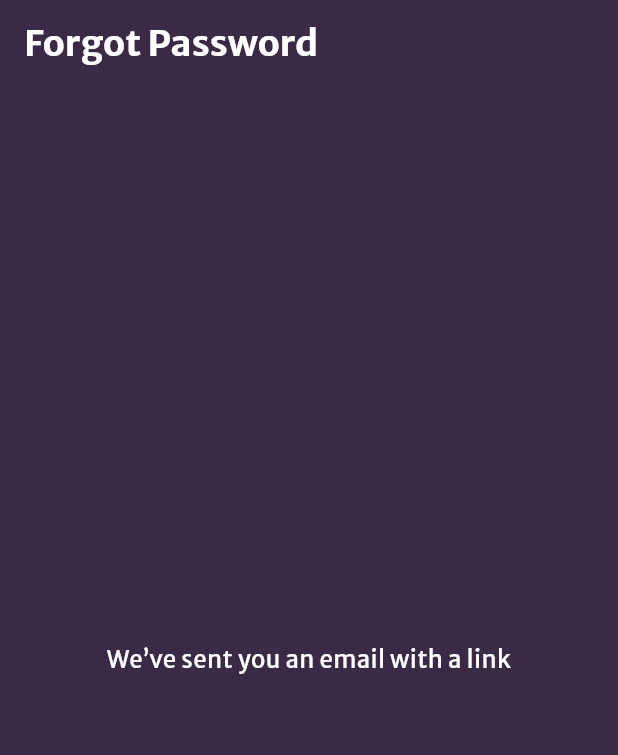
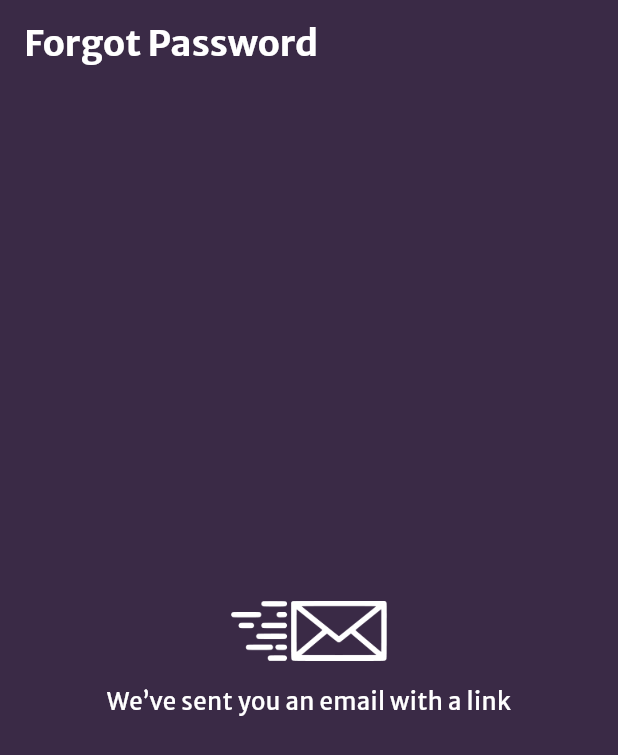
Before and after one commit to kmmhanan/ASE_SYSTEM, a Flutter app: the LinkForgotPassword screen opened directly, on a phone screen of 412 x 824 dp. Shown: the top 755 px of the screen. Run offline on Flutter 3.47's test engine with Material 3 defaults, Android fonts, the phone set to English and light mode, and no system bars.

Commit message:
link forget password screen corrected

```diff
--- a/app/citytaxi/lib/main.dart
+++ b/app/citytaxi/lib/main.dart
@@ -1,4 +1,5 @@
 import 'package:citytaxi/constants/palette.dart';
+import 'package:citytaxi/screens/passwordChange/link_forgot_password.dart';
 import 'package:citytaxi/screens/passwordChange/p_forgot_password.dart';
 // import 'package:citytaxi/splash_screen.dart';
 import 'package:citytaxi/welcome_screen.dart';
@@ -21,7 +22,7 @@ class MyApp extends StatelessWidget {
       ),
       // home: const SplashScreen(),
       // Current Working Screen
-      home: const PForgotPassword(),
+      home: const LinkForgotPassword(),
     );
   }
 }
--- a/app/citytaxi/lib/screens/passwordChange/linkForgotPassword.dart
+++ /dev/null
@@ -1,51 +0,0 @@
-import 'package:citytaxi/constants/palette.dart';
-import 'package:citytaxi/screens/passwordChange/resetPasswordPage.dart';
-import 'package:flutter/material.dart';
-
-class LinkForgotPassword extends StatefulWidget {
-  const LinkForgotPassword({super.key});
-
-  @override
-  State<LinkForgotPassword> createState() => _LinkForgotPasswordState();
-}
-
-class _LinkForgotPasswordState extends State<LinkForgotPassword> {
-  void initState() {
-    super.initState();
-    _navigatetohome();
-  }
-
-  _navigatetohome() async {
-    await Future.delayed(const Duration(milliseconds: 3500), () {});
-    Navigator.pushReplacement(context,
-        MaterialPageRoute(builder: (context) => const ResetPassword()));
-  }
-
-  @override
-  Widget build(BuildContext context) {
-    return Scaffold(
-        backgroundColor: Palette.mainColor60,
-        appBar: AppBar(
-          automaticallyImplyLeading: false,
-          backgroundColor: Palette.mainColor60,
-          elevation: 0,
-          title: Text(
-            'Forgot Password',
-            style: TextStyle(
-                color: Palette.white,
-                fontSize: 24,
-                fontWeight: FontWeight.w700),
-          ),
-        ),
-        body: Center(
-          child: Text(
-            'We’ve sent you an email with a link',
-            textAlign: TextAlign.center,
-            style: TextStyle(
-                color: Palette.white,
-                fontSize: 16,
-                fontWeight: FontWeight.w400),
-          ),
-        ));
-  }
-}
--- /dev/null
+++ b/app/citytaxi/lib/screens/passwordChange/link_forgot_password.dart
@@ -0,0 +1,62 @@
+import 'package:citytaxi/constants/palette.dart';
+import 'package:citytaxi/constants/strings.dart';
+import 'package:citytaxi/screens/passwordChange/resetPasswordPage.dart';
+import 'package:flutter/material.dart';
+
+class LinkForgotPassword extends StatefulWidget {
+  const LinkForgotPassword({super.key});
+
+  @override
+  State<LinkForgotPassword> createState() => _LinkForgotPasswordState();
+}
+
+class _LinkForgotPasswordState extends State<LinkForgotPassword> {
+  @override
+  void initState() {
+    super.initState();
+    _navigatetohome();
+  }
+
+  _navigatetohome() async {
+    await Future.delayed(
+      const Duration(milliseconds: 3500),
+      () {
+        Navigator.pushReplacement(
+          context,
+          MaterialPageRoute(
+            builder: (context) => const ResetPassword(),
+          ),
+        );
+      },
+    );
+  }
+
+  @override
+  Widget build(BuildContext context) {
+    return Scaffold(
+      backgroundColor: Palette.mainColor60,
+      appBar: AppBar(
+        automaticallyImplyLeading: false,
+        backgroundColor: Palette.mainColor60,
+        elevation: 0,
+        title: Text(
+          'Forgot Password',
+          style: Theme.of(context).textTheme.bold24,
+        ),
+      ),
+      body: Column(
+        mainAxisAlignment: MainAxisAlignment.center,
+        crossAxisAlignment: CrossAxisAlignment.stretch,
+        children: [
+          Image.asset('assets/logo/icons/mail.png', height: 40),
+          const SizedBox(height: 16),
+          Text(
+            'We’ve sent you an email with a link',
+            textAlign: TextAlign.center,
+            style: Theme.of(context).textTheme.normal16,
+          ),
+        ],
+      ),
+    );
+  }
+}
--- a/app/citytaxi/lib/screens/passwordChange/p_forgot_password.dart
+++ b/app/citytaxi/lib/screens/passwordChange/p_forgot_password.dart
@@ -1,8 +1,7 @@
 import 'package:citytaxi/components/custom_buttons.dart';
 import 'package:citytaxi/components/default_screen.dart';
-import 'package:citytaxi/constants/palette.dart';
 import 'package:citytaxi/constants/strings.dart';
-import 'package:citytaxi/screens/passwordChange/linkForgotPassword.dart';
+import 'package:citytaxi/screens/passwordChange/link_forgot_password.dart';
 import 'package:citytaxi/screens/passengerScreens/p_login_screen.dart';
 import 'package:flutter/material.dart';
 import '../widgets/custom_text_field.dart';
@@ -13,68 +12,7 @@ class PForgotPassword extends StatelessWidget {
   @override
   Widget build(BuildContext context) {
     final TextEditingController emailController = TextEditingController();
-    return
-        // Scaffold(
-        //   backgroundColor: Palette.mainColor60,
-        //   appBar: AppBar(
-        //     backgroundColor: Palette.mainColor60,
-        //     elevation: 0,
-        //     leading: IconButton(
-        //       icon: Icon(Icons.arrow_back_ios_new, color: Palette.white),
-        //       onPressed: () {
-        //         Navigator.push(
-        //           context,
-        //           MaterialPageRoute(
-        //             builder: (context) => const PLoginScreen(),
-        //           ),
-        //         );
-        //       },
-        //     ),
-        //     title: Text(
-        //       'Back',
-        //       style: TextStyle(color: Palette.white),
-        //     ),
-        //   ),
-        //   body:
-        // Padding(
-        //     padding: const EdgeInsets.symmetric(horizontal: 16),
-        //     child: Column(
-        //       crossAxisAlignment: CrossAxisAlignment.start,
-        //       children: [
-        //         const SizedBox(height: 24),
-        //         Text('Forgot Password', style: Theme.of(context).textTheme.bold24),
-        //         const SizedBox(height: 16),
-        //         Text(
-        //             'Submit your email address & we will send you link to reset your password',
-        //             style: Theme.of(context).textTheme.normal13),
-        //         const SizedBox(height: 24),
-        //         CustomTextField(
-        //             label: 'Email Address', controller: emailController),
-        //       ],
-        //     ),
-        //   ),
-        //   bottomNavigationBar: Container(
-        //     padding: const EdgeInsets.only(left: 16, right: 16, bottom: 48),
-        //     child: Column(
-        //       mainAxisSize: MainAxisSize.min,
-        //       crossAxisAlignment: CrossAxisAlignment.stretch,
-        //       children: [
-        //         CTWhiteButton(
-        //           onTapped: () {
-        //             Navigator.push(
-        //               context,
-        //               MaterialPageRoute(
-        //                 builder: (context) => const LinkForgotPassword(),
-        //               ),
-        //             );
-        //           },
-        //           text: 'Reset Password',
-        //         )
-        //       ],
-        //     ),
-        //   ),
-        // );
-        DefaultScreen(
+    return DefaultScreen(
       appBarTitle: 'Back',
       appBarOnPressed: () {
         Navigator.push(
--- a/app/citytaxi/pubspec.yaml
+++ b/app/citytaxi/pubspec.yaml
@@ -66,6 +66,7 @@ flutter:
     - assets/logo/icons/Shape.png
     - assets/logo/images/map.png
     - assets/logo/images/ridedetails.png
+    - assets/logo/icons/mail.png
 
   # An image asset can refer to one or more resolution-specific "variants", see
   # https://flutter.dev/assets-and-images/#resolution-aware
```
Also changed, not shown: app/citytaxi/assets/logo/icons/mail.png (added).
